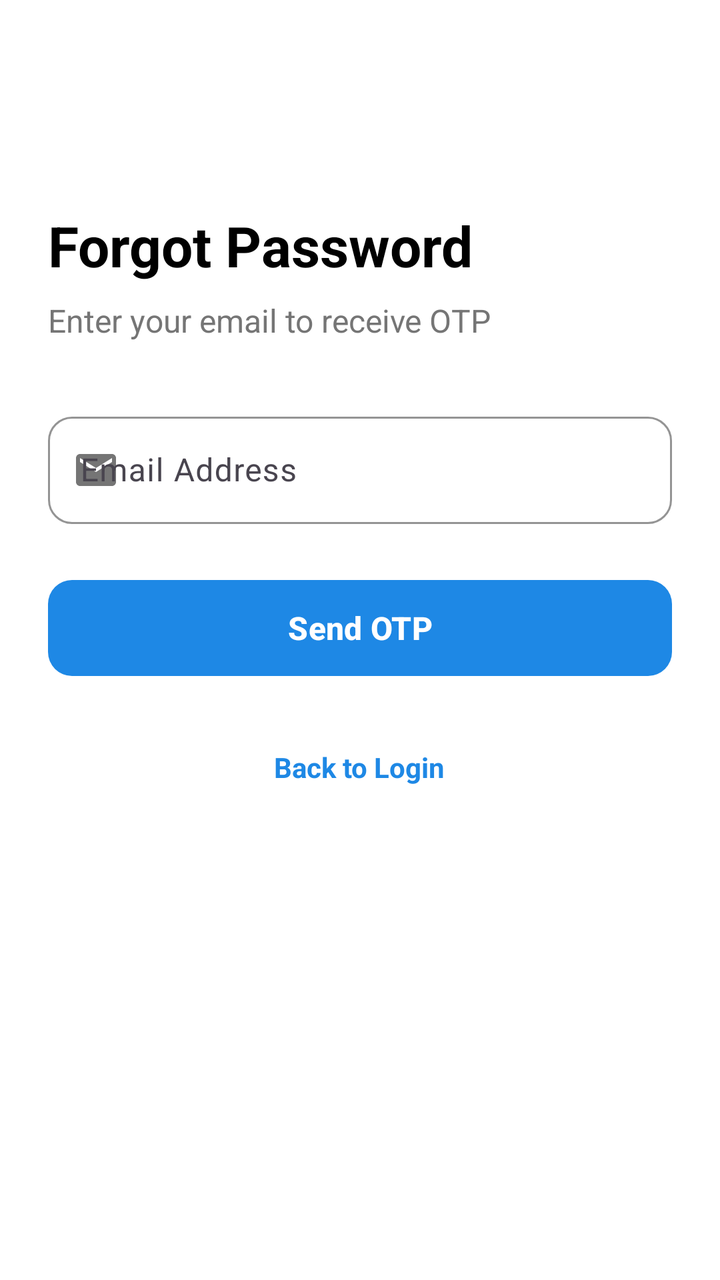
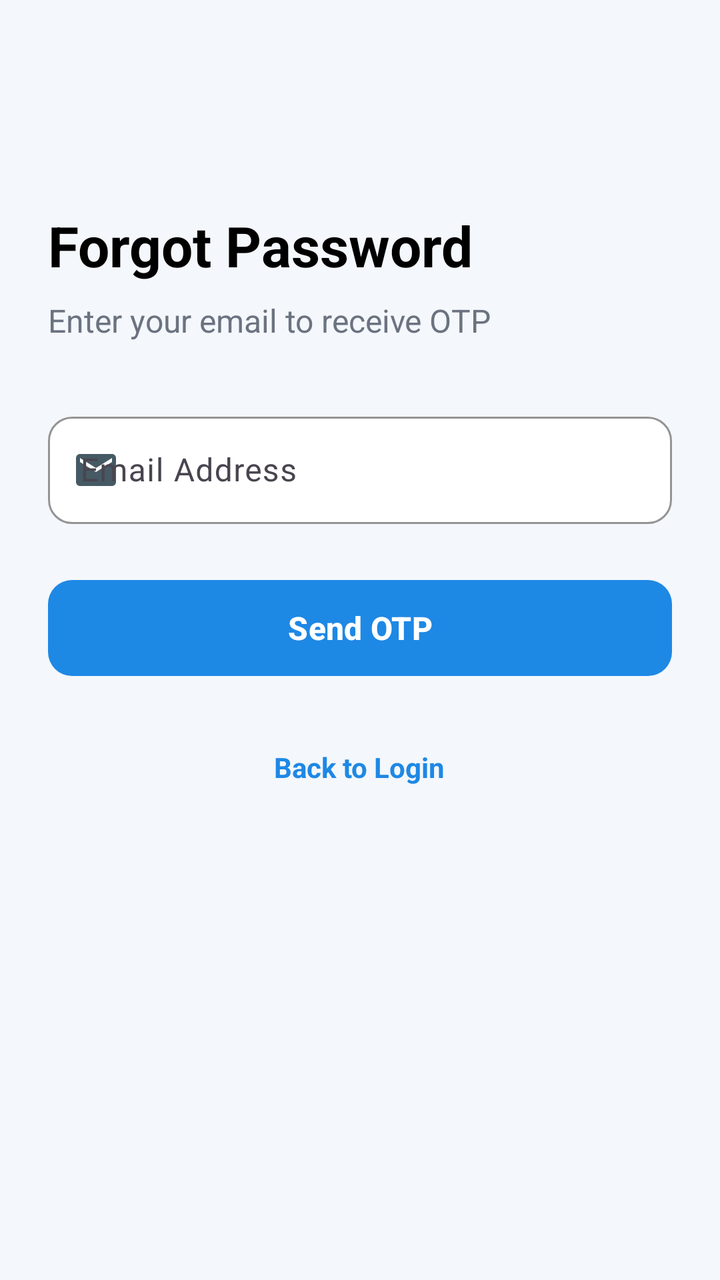

Screens rendered from an Android XML layout before and after an edit, with the pre-edit source and the edit as a unified diff.
<!-- AndroidManifest.xml: application theme Theme.QuickFix -->
<!-- res/layout/activity_forgot_password.xml -->
<?xml version="1.0" encoding="utf-8"?>
<ScrollView xmlns:android="http://schemas.android.com/apk/res/android"
    xmlns:app="http://schemas.android.com/apk/res-auto"
    android:layout_width="match_parent"
    android:layout_height="match_parent"
    android:fillViewport="true"
    android:background="@color/white">

    <LinearLayout
        android:layout_width="match_parent"
        android:layout_height="wrap_content"
        android:orientation="vertical"
        android:padding="24dp">

        
        <ImageView
            android:id="@+id/backButton"
            android:layout_width="40dp"
            android:layout_height="40dp"
            android:layout_marginTop="16dp"
            android:layout_marginBottom="24dp"
            android:padding="8dp"
            android:clickable="true"
            android:focusable="true"
            android:contentDescription="@string/back_to_login" />

        
        <TextView
            android:layout_width="wrap_content"
            android:layout_height="wrap_content"
            android:text="@string/forgot_password_title"
            android:textSize="28sp"
            android:textStyle="bold"
            android:textColor="@color/black"
            android:layout_marginBottom="8dp" />

        <TextView
            android:layout_width="wrap_content"
            android:layout_height="wrap_content"
            android:text="@string/forgot_password_subtitle"
            android:textSize="16sp"
            android:textColor="#757575"
            android:layout_marginBottom="32dp" />

        
        <LinearLayout
            android:id="@+id/emailSection"
            android:layout_width="match_parent"
            android:layout_height="wrap_content"
            android:orientation="vertical"
            android:visibility="visible">

            <com.google.android.material.textfield.TextInputLayout
                android:id="@+id/emailLayoutForgot"
                android:layout_width="match_parent"
                android:layout_height="wrap_content"
                android:layout_marginBottom="24dp"
                app:boxBackgroundMode="outline"
                app:boxCornerRadiusTopStart="12dp"
                app:boxCornerRadiusTopEnd="12dp"
                app:boxCornerRadiusBottomStart="12dp"
                app:boxCornerRadiusBottomEnd="12dp"
                app:boxStrokeColor="@color/splash_blue"
                app:startIconDrawable="@drawable/ic_email"
                app:startIconTint="#757575"
                app:hintTextColor="@color/splash_blue">

                <com.google.android.material.textfield.TextInputEditText
                    android:id="@+id/emailInputForgot"
                    android:layout_width="match_parent"
                    android:layout_height="wrap_content"
                    android:hint="@string/email_hint"
                    android:inputType="textEmailAddress"
                    android:textSize="16sp"
                    android:padding="16dp" />

            </com.google.android.material.textfield.TextInputLayout>

            <com.google.android.material.button.MaterialButton
                android:id="@+id/sendOtpButton"
                android:layout_width="match_parent"
                android:layout_height="56dp"
                android:text="@string/send_otp"
                android:textSize="16sp"
                android:textStyle="bold"
                android:textColor="@color/white"
                app:backgroundTint="@color/splash_blue"
                app:cornerRadius="12dp" />

        </LinearLayout>

        
        <LinearLayout
            android:id="@+id/otpSection"
            android:layout_width="match_parent"
            android:layout_height="wrap_content"
            android:orientation="vertical"
            android:visibility="gone">

            <TextView
                android:layout_width="wrap_content"
                android:layout_height="wrap_content"
                android:text="Enter the 6-digit OTP sent to your email"
                android:textSize="14sp"
                android:textColor="#757575"
                android:layout_marginBottom="16dp" />

            <com.google.android.material.textfield.TextInputLayout
                android:id="@+id/otpLayout"
                android:layout_width="match_parent"
                android:layout_height="wrap_content"
                android:layout_marginBottom="24dp"
                app:boxBackgroundMode="outline"
                app:boxCornerRadiusTopStart="12dp"
                app:boxCornerRadiusTopEnd="12dp"
                app:boxCornerRadiusBottomStart="12dp"
                app:boxCornerRadiusBottomEnd="12dp"
                app:boxStrokeColor="@color/splash_blue"
                app:hintTextColor="@color/splash_blue">

                <com.google.android.material.textfield.TextInputEditText
                    android:id="@+id/otpInput"
                    android:layout_width="match_parent"
                    android:layout_height="wrap_content"
                    android:hint="@string/enter_otp"
                    android:inputType="number"
                    android:maxLength="6"
                    android:textSize="16sp"
                    android:padding="16dp" />

            </com.google.android.material.textfield.TextInputLayout>

            <com.google.android.material.button.MaterialButton
                android:id="@+id/verifyOtpButton"
                android:layout_width="match_parent"
                android:layout_height="56dp"
                android:text="@string/verify_otp"
                android:textSize="16sp"
                android:textStyle="bold"
                android:textColor="@color/white"
                app:backgroundTint="@color/splash_blue"
                app:cornerRadius="12dp" />

            <TextView
                android:id="@+id/resendOtpLink"
                android:layout_width="wrap_content"
                android:layout_height="wrap_content"
                android:layout_gravity="center"
                android:text="Resend OTP"
                android:textColor="@color/splash_blue"
                android:textSize="14sp"
                android:textStyle="bold"
                android:padding="16dp"
                android:clickable="true"
                android:focusable="true" />

        </LinearLayout>

        
        <LinearLayout
            android:id="@+id/resetPasswordSection"
            android:layout_width="match_parent"
            android:layout_height="wrap_content"
            android:orientation="vertical"
            android:visibility="gone">

            <com.google.android.material.textfield.TextInputLayout
                android:id="@+id/newPasswordLayout"
                android:layout_width="match_parent"
                android:layout_height="wrap_content"
                android:layout_marginBottom="16dp"
                app:boxBackgroundMode="outline"
                app:boxCornerRadiusTopStart="12dp"
                app:boxCornerRadiusTopEnd="12dp"
                app:boxCornerRadiusBottomStart="12dp"
                app:boxCornerRadiusBottomEnd="12dp"
                app:boxStrokeColor="@color/splash_blue"
                app:startIconDrawable="@drawable/ic_lock"
                app:startIconTint="#757575"
                app:endIconMode="password_toggle"
                app:hintTextColor="@color/splash_blue">

                <com.google.android.material.textfield.TextInputEditText
                    android:id="@+id/newPasswordInput"
                    android:layout_width="match_parent"
                    android:layout_height="wrap_content"
                    android:hint="@string/new_password"
                    android:inputType="textPassword"
                    android:textSize="16sp"
                    android:padding="16dp" />

            </com.google.android.material.textfield.TextInputLayout>

            <com.google.android.material.textfield.TextInputLayout
                android:id="@+id/confirmPasswordLayout"
                android:layout_width="match_parent"
                android:layout_height="wrap_content"
                android:layout_marginBottom="24dp"
                app:boxBackgroundMode="outline"
                app:boxCornerRadiusTopStart="12dp"
                app:boxCornerRadiusTopEnd="12dp"
                app:boxCornerRadiusBottomStart="12dp"
                app:boxCornerRadiusBottomEnd="12dp"
                app:boxStrokeColor="@color/splash_blue"
                app:startIconDrawable="@drawable/ic_lock"
                app:startIconTint="#757575"
                app:endIconMode="password_toggle"
                app:hintTextColor="@color/splash_blue">

                <com.google.android.material.textfield.TextInputEditText
                    android:id="@+id/confirmPasswordInput"
                    android:layout_width="match_parent"
                    android:layout_height="wrap_content"
                    android:hint="@string/confirm_password"
                    android:inputType="textPassword"
                    android:textSize="16sp"
                    android:padding="16dp" />

            </com.google.android.material.textfield.TextInputLayout>

            <com.google.android.material.button.MaterialButton
                android:id="@+id/resetPasswordButton"
                android:layout_width="match_parent"
                android:layout_height="56dp"
                android:text="@string/reset_password"
                android:textSize="16sp"
                android:textStyle="bold"
                android:textColor="@color/white"
                app:backgroundTint="@color/splash_blue"
                app:cornerRadius="12dp" />

        </LinearLayout>

        
        <TextView
            android:id="@+id/backToLoginLink"
            android:layout_width="wrap_content"
            android:layout_height="wrap_content"
            android:layout_gravity="center"
            android:text="@string/back_to_login"
            android:textColor="@color/splash_blue"
            android:textSize="14sp"
            android:textStyle="bold"
            android:padding="16dp"
            android:layout_marginTop="16dp"
            android:clickable="true"
            android:focusable="true" />

    </LinearLayout>

</ScrollView>
<!-- resources referenced by this layout -->
<resources>
  <color name="black">#FF000000</color>
  <color name="splash_blue">#1E88E5</color>
  <color name="white">#FFFFFFFF</color>
  <!-- drawable ic_email (drawable) -->
  <vector xmlns:android="http://schemas.android.com/apk/res/android"
      android:width="24dp"
      android:height="24dp"
      android:viewportWidth="24"
      android:viewportHeight="24">
      <path
          android:fillColor="#757575"
          android:pathData="M20,4L4,4c-1.1,0 -1.99,0.9 -1.99,2L2,18c0,1.1 0.9,2 2,2h16c1.1,0 2,-0.9 2,-2L22,6c0,-1.1 -0.9,-2 -2,-2zM20,8l-8,5 -8,-5L4,6l8,5 8,-5v2z"/>
  </vector>
  <!-- drawable ic_lock (drawable) -->
  <vector xmlns:android="http://schemas.android.com/apk/res/android"
      android:width="24dp"
      android:height="24dp"
      android:viewportWidth="24"
      android:viewportHeight="24">
      <path
          android:fillColor="#757575"
          android:pathData="M18,8h-1L17,6c0,-2.76 -2.24,-5 -5,-5S7,3.24 7,6v2L6,8c-1.1,0 -2,0.9 -2,2v10c0,1.1 0.9,2 2,2h12c1.1,0 2,-0.9 2,-2L20,10c0,-1.1 -0.9,-2 -2,-2zM12,17c-1.1,0 -2,-0.9 -2,-2s0.9,-2 2,-2 2,0.9 2,2 -0.9,2 -2,2zM15.1,8L8.9,8L8.9,6c0,-1.71 1.39,-3.1 3.1,-3.1 1.71,0 3.1,1.39 3.1,3.1v2z"/>
  </vector>
  <string name="back_to_login">Back to Login</string>
  <string name="confirm_password">Confirm Password</string>
  <string name="email_hint">Email Address</string>
  <string name="enter_otp">Enter OTP</string>
  <string name="forgot_password_subtitle">Enter your email to receive OTP</string>
  <string name="forgot_password_title">Forgot Password</string>
  <string name="new_password">New Password</string>
  <string name="reset_password">Reset Password</string>
  <string name="send_otp">Send OTP</string>
  <string name="verify_otp">Verify OTP</string>
  <style name="Theme.QuickFix" parent="Base.Theme.QuickFix" />
  <style name="Base.Theme.QuickFix" parent="Theme.Material3.DayNight.NoActionBar">
          
          
      </style>
</resources>

<!-- the commit's change to res/layout/activity_forgot_password.xml (unified diff, before → after) -->
@@ -4,7 +4,7 @@
     android:layout_width="match_parent"
     android:layout_height="match_parent"
     android:fillViewport="true"
-    android:background="@color/white">
+    android:background="@color/screen_background">
 
     <LinearLayout
         android:layout_width="match_parent"
@@ -39,7 +39,7 @@
             android:layout_height="wrap_content"
             android:text="@string/forgot_password_subtitle"
             android:textSize="16sp"
-            android:textColor="#757575"
+            android:textColor="@color/input_hint"
             android:layout_marginBottom="32dp" />
 
         
@@ -52,25 +52,30 @@
 
             <com.google.android.material.textfield.TextInputLayout
                 android:id="@+id/emailLayoutForgot"
+                style="@style/Widget.QuickFix.TextInputLayout"
                 android:layout_width="match_parent"
                 android:layout_height="wrap_content"
                 android:layout_marginBottom="24dp"
                 app:boxBackgroundMode="outline"
-                app:boxCornerRadiusTopStart="12dp"
-                app:boxCornerRadiusTopEnd="12dp"
-                app:boxCornerRadiusBottomStart="12dp"
-                app:boxCornerRadiusBottomEnd="12dp"
-                app:boxStrokeColor="@color/splash_blue"
+                app:boxBackgroundColor="@color/input_background"
+                app:boxCornerRadiusTopStart="12dp"
+                app:boxCornerRadiusTopEnd="12dp"
+                app:boxCornerRadiusBottomStart="12dp"
+                app:boxCornerRadiusBottomEnd="12dp"
+                app:boxStrokeColor="@color/input_stroke"
                 app:startIconDrawable="@drawable/ic_email"
-                app:startIconTint="#757575"
-                app:hintTextColor="@color/splash_blue">
+                app:startIconTint="@color/input_icon"
+                app:hintTextColor="@color/input_hint">
 
                 <com.google.android.material.textfield.TextInputEditText
                     android:id="@+id/emailInputForgot"
+                    style="@style/Widget.QuickFix.TextInputEditText"
                     android:layout_width="match_parent"
                     android:layout_height="wrap_content"
                     android:hint="@string/email_hint"
                     android:inputType="textEmailAddress"
+                    android:textColor="@color/input_text"
+                    android:textColorHint="@color/input_hint"
                     android:textSize="16sp"
                     android:padding="16dp" />
 
@@ -102,29 +107,34 @@
                 android:layout_height="wrap_content"
                 android:text="Enter the 6-digit OTP sent to your email"
                 android:textSize="14sp"
-                android:textColor="#757575"
+                android:textColor="@color/input_hint"
                 android:layout_marginBottom="16dp" />
 
             <com.google.android.material.textfield.TextInputLayout
                 android:id="@+id/otpLayout"
+                style="@style/Widget.QuickFix.TextInputLayout"
                 android:layout_width="match_parent"
                 android:layout_height="wrap_content"
                 android:layout_marginBottom="24dp"
                 app:boxBackgroundMode="outline"
-                app:boxCornerRadiusTopStart="12dp"
-                app:boxCornerRadiusTopEnd="12dp"
-                app:boxCornerRadiusBottomStart="12dp"
-                app:boxCornerRadiusBottomEnd="12dp"
-                app:boxStrokeColor="@color/splash_blue"
-                app:hintTextColor="@color/splash_blue">
+                app:boxBackgroundColor="@color/input_background"
+                app:boxCornerRadiusTopStart="12dp"
+                app:boxCornerRadiusTopEnd="12dp"
+                app:boxCornerRadiusBottomStart="12dp"
+                app:boxCornerRadiusBottomEnd="12dp"
+                app:boxStrokeColor="@color/input_stroke"
+                app:hintTextColor="@color/input_hint">
 
                 <com.google.android.material.textfield.TextInputEditText
                     android:id="@+id/otpInput"
+                    style="@style/Widget.QuickFix.TextInputEditText"
                     android:layout_width="match_parent"
                     android:layout_height="wrap_content"
                     android:hint="@string/enter_otp"
                     android:inputType="number"
                     android:maxLength="6"
+                    android:textColor="@color/input_text"
+                    android:textColorHint="@color/input_hint"
                     android:textSize="16sp"
                     android:padding="16dp" />
 
@@ -166,26 +176,32 @@
 
             <com.google.android.material.textfield.TextInputLayout
                 android:id="@+id/newPasswordLayout"
+                style="@style/Widget.QuickFix.TextInputLayout"
                 android:layout_width="match_parent"
                 android:layout_height="wrap_content"
                 android:layout_marginBottom="16dp"
                 app:boxBackgroundMode="outline"
-                app:boxCornerRadiusTopStart="12dp"
-                app:boxCornerRadiusTopEnd="12dp"
-                app:boxCornerRadiusBottomStart="12dp"
-                app:boxCornerRadiusBottomEnd="12dp"
-                app:boxStrokeColor="@color/splash_blue"
+                app:boxBackgroundColor="@color/input_background"
+                app:boxCornerRadiusTopStart="12dp"
+                app:boxCornerRadiusTopEnd="12dp"
+                app:boxCornerRadiusBottomStart="12dp"
+                app:boxCornerRadiusBottomEnd="12dp"
+                app:boxStrokeColor="@color/input_stroke"
                 app:startIconDrawable="@drawable/ic_lock"
-                app:startIconTint="#757575"
+                app:startIconTint="@color/input_icon"
                 app:endIconMode="password_toggle"
-                app:hintTextColor="@color/splash_blue">
+                app:endIconTint="@color/input_icon"
+                app:hintTextColor="@color/input_hint">
 
                 <com.google.android.material.textfield.TextInputEditText
                     android:id="@+id/newPasswordInput"
+                    style="@style/Widget.QuickFix.TextInputEditText"
                     android:layout_width="match_parent"
                     android:layout_height="wrap_content"
                     android:hint="@string/new_password"
                     android:inputType="textPassword"
+                    android:textColor="@color/input_text"
+                    android:textColorHint="@color/input_hint"
                     android:textSize="16sp"
                     android:padding="16dp" />
 
@@ -193,26 +209,32 @@
 
             <com.google.android.material.textfield.TextInputLayout
                 android:id="@+id/confirmPasswordLayout"
+                style="@style/Widget.QuickFix.TextInputLayout"
                 android:layout_width="match_parent"
                 android:layout_height="wrap_content"
                 android:layout_marginBottom="24dp"
                 app:boxBackgroundMode="outline"
-                app:boxCornerRadiusTopStart="12dp"
-                app:boxCornerRadiusTopEnd="12dp"
-                app:boxCornerRadiusBottomStart="12dp"
-                app:boxCornerRadiusBottomEnd="12dp"
-                app:boxStrokeColor="@color/splash_blue"
+                app:boxBackgroundColor="@color/input_background"
+                app:boxCornerRadiusTopStart="12dp"
+                app:boxCornerRadiusTopEnd="12dp"
+                app:boxCornerRadiusBottomStart="12dp"
+                app:boxCornerRadiusBottomEnd="12dp"
+                app:boxStrokeColor="@color/input_stroke"
                 app:startIconDrawable="@drawable/ic_lock"
-                app:startIconTint="#757575"
+                app:startIconTint="@color/input_icon"
                 app:endIconMode="password_toggle"
-                app:hintTextColor="@color/splash_blue">
+                app:endIconTint="@color/input_icon"
+                app:hintTextColor="@color/input_hint">
 
                 <com.google.android.material.textfield.TextInputEditText
                     android:id="@+id/confirmPasswordInput"
+                    style="@style/Widget.QuickFix.TextInputEditText"
                     android:layout_width="match_parent"
                     android:layout_height="wrap_content"
                     android:hint="@string/confirm_password"
                     android:inputType="textPassword"
+                    android:textColor="@color/input_text"
+                    android:textColorHint="@color/input_hint"
                     android:textSize="16sp"
                     android:padding="16dp" />
 
<!-- resource entries referenced after the edit -->
@@ -1,6 +1,12 @@
 <!-- resources referenced by this layout -->
 <resources>
   <color name="black">#FF000000</color>
+  <color name="input_background">#FFFFFF</color>
+  <color name="input_hint">#6B7280</color>
+  <color name="input_icon">#455A64</color>
+  <color name="input_stroke">#1E88E5</color>
+  <color name="input_text">#1A1A1A</color>
+  <color name="screen_background">#F4F7FB</color>
   <color name="splash_blue">#1E88E5</color>
   <color name="white">#FFFFFFFF</color>
   <!-- drawable ic_email (drawable) -->
@@ -33,7 +39,21 @@
   <string name="reset_password">Reset Password</string>
   <string name="send_otp">Send OTP</string>
   <string name="verify_otp">Verify OTP</string>
+  <style name="Widget.QuickFix.TextInputEditText" parent="Widget.Material3.TextInputEditText.OutlinedBox">
+          <item name="android:textColor">@color/input_text</item>
+          <item name="android:textColorHint">@color/input_hint</item>
+          <item name="android:textSize">16sp</item>
+      </style>
+  <style name="Widget.QuickFix.TextInputLayout" parent="Widget.Material3.TextInputLayout.OutlinedBox">
+          <item name="boxBackgroundColor">@color/input_background</item>
+          <item name="boxStrokeColor">@color/input_stroke</item>
+          <item name="boxStrokeErrorColor">@color/splash_blue_dark</item>
+          <item name="hintTextColor">@color/input_hint</item>
+          <item name="startIconTint">@color/input_icon</item>
+          <item name="endIconTint">@color/input_icon</item>
+      </style>
   <style name="Theme.QuickFix" parent="Base.Theme.QuickFix" />
+  <color name="splash_blue_dark">#1565C0</color>
   <style name="Base.Theme.QuickFix" parent="Theme.Material3.DayNight.NoActionBar">
           
           
